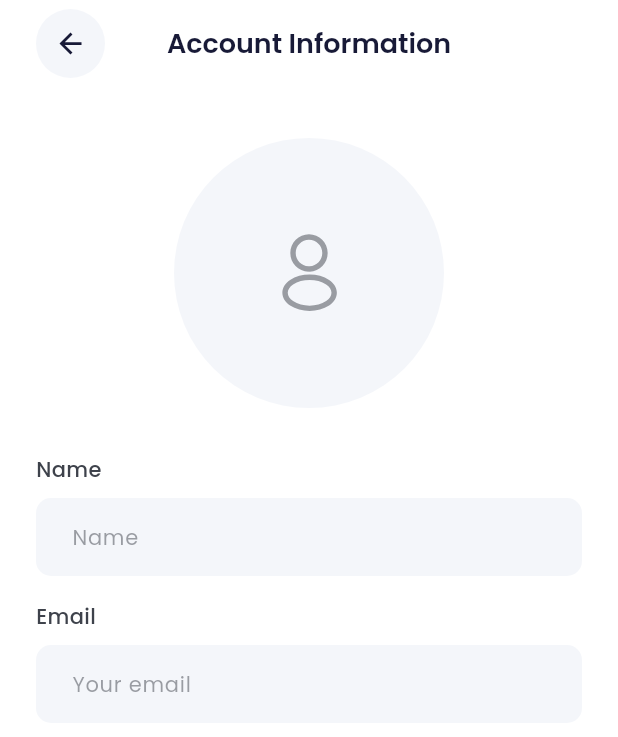
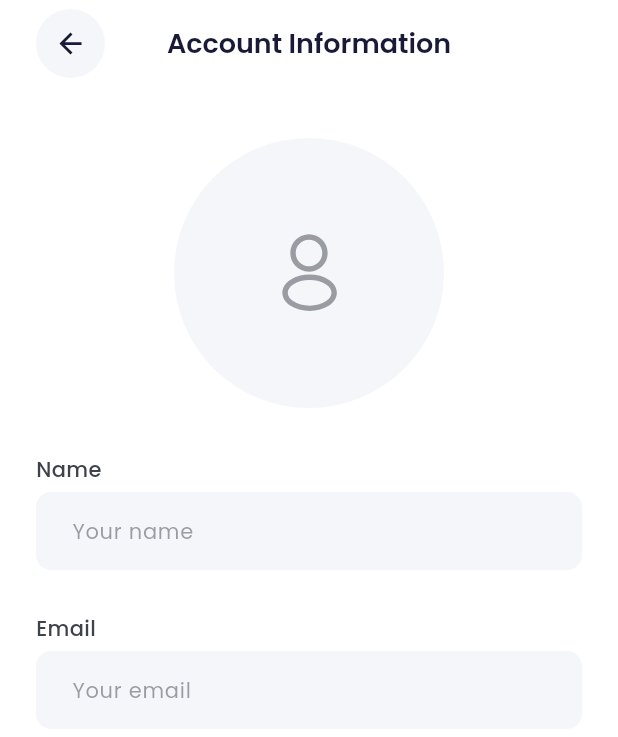
Before and after one commit to joseperu2503/flutter_snappyshop, a Flutter app: the AccountInformationScreen screen opened by its route, on a phone screen of 412 x 824 dp. Shown: the top 737 px of the screen. Run offline on Flutter 3.47's test engine with Material 3 defaults, Android fonts, the phone set to English and light mode, and no system bars; our stand-ins replace animate_do, badges, card_swiper, dio, firebase_core, firebase_messaging and 14 more; missing offline and left inert: mask_input_formatter; accounts and stored records are empty; network calls fail.

Commit message:
account information

```diff
--- a/lib/features/user/screens/account_information_screen.dart
+++ b/lib/features/user/screens/account_information_screen.dart
@@ -2,12 +2,11 @@ import 'dart:io';
 
 import 'package:flutter/material.dart';
 import 'package:flutter_snappyshop/config/constants/app_colors.dart';
-import 'package:flutter_snappyshop/features/auth/widgets/input_email.dart';
-import 'package:flutter_snappyshop/features/auth/widgets/input_name.dart';
+import 'package:flutter_snappyshop/config/constants/styles.dart';
 import 'package:flutter_snappyshop/features/shared/layout/layout_1.dart';
 import 'package:flutter_snappyshop/features/shared/providers/dark_mode_provider.dart';
 import 'package:flutter_snappyshop/features/shared/widgets/custom_button.dart';
-import 'package:flutter_snappyshop/features/shared/widgets/custom_label.dart';
+import 'package:flutter_snappyshop/features/shared/widgets/custom_text_field.dart';
 import 'package:flutter_snappyshop/features/shared/widgets/image_viewer.dart';
 import 'package:flutter_snappyshop/features/shared/widgets/loader.dart';
 import 'package:flutter_snappyshop/features/user/providers/account_information_provider.dart';
@@ -130,36 +129,32 @@ class AccountInformationScreenState
                     const SizedBox(
                       height: 30,
                     ),
-                    const CustomLabel(
-                      'Name',
-                    ),
-                    const SizedBox(
-                      height: 4,
-                    ),
-                    InputName(
+                    CustomTextField(
+                      label: 'Name',
+                      hintText: 'Your name',
                       value: accountState.name,
                       onChanged: (value) {
                         ref
                             .read(accountInformationProvider.notifier)
                             .changeName(value);
                       },
+                      textInputAction: TextInputAction.next,
+                      keyboardType: TextInputType.text,
                     ),
                     const SizedBox(
-                      height: 16,
+                      height: formInputSpacing,
                     ),
-                    const CustomLabel(
-                      'Email',
-                    ),
-                    const SizedBox(
-                      height: 4,
-                    ),
-                    InputEmail(
+                    CustomTextField(
+                      label: 'Email',
+                      hintText: 'Your email',
                       value: accountState.email,
                       onChanged: (value) {
                         ref
                             .read(accountInformationProvider.notifier)
                             .changeEmail(value);
                       },
+                      textInputAction: TextInputAction.done,
+                      keyboardType: TextInputType.emailAddress,
                     ),
                     const SizedBox(
                       height: 80,
```
Also changed, not shown: lib/features/user/providers/account_information_provider.dart (+20 -18 lines).
